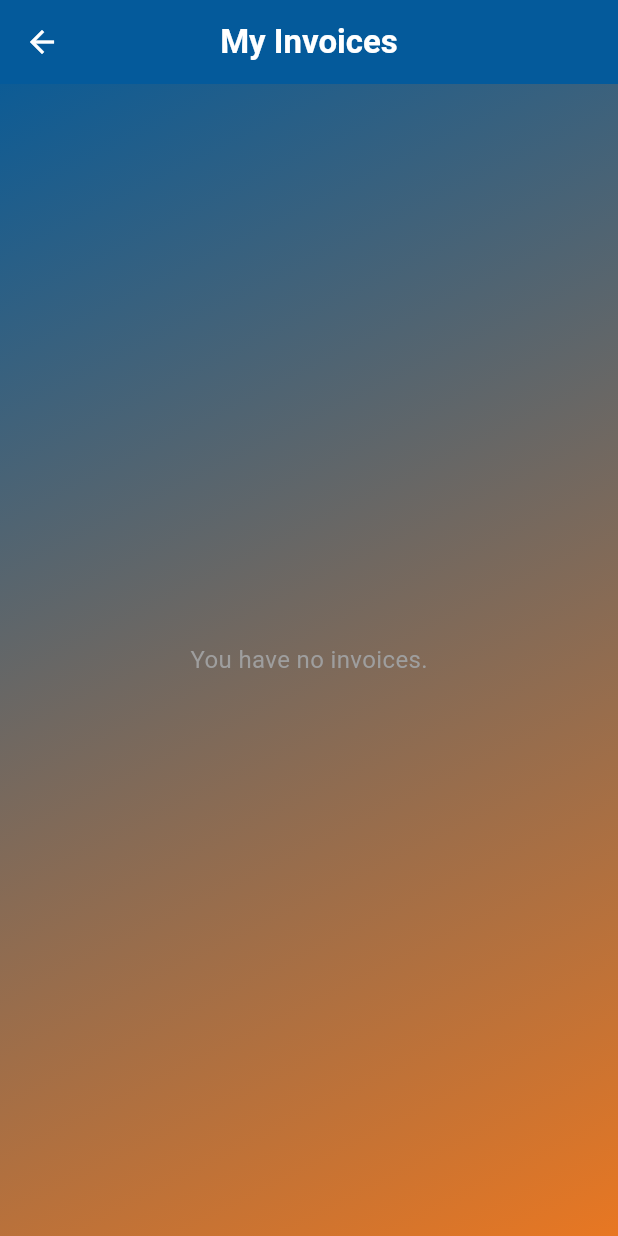
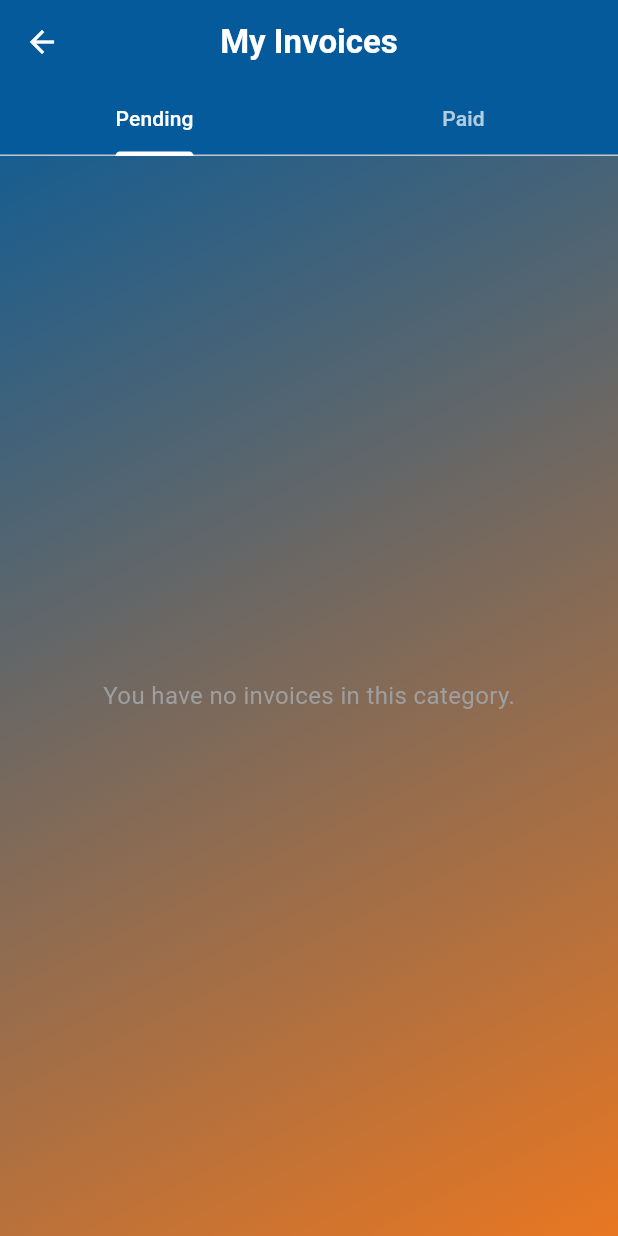
Before and after one commit to raviranjanbsy/school_pole_star, a Flutter app: the MyInvoicesPage screen opened directly, on a phone screen of 412 x 824 dp. Run offline on Flutter 3.47's test engine with Material 3 defaults, Android fonts, the phone set to English and light mode, and no system bars; our stand-ins replace cached_network_image, cloud_functions, csv, equatable, file_picker, firebase_auth and 12 more; missing offline and left inert: flutter_stripe; accounts and stored records are empty; generated files the repository leaves out were written again; Roboto replaces fonts that are missing (Poppins).

Commit message:
0811_student_invoice_tab

```diff
--- a/lib/ui/my_invoices_page.dart
+++ b/lib/ui/my_invoices_page.dart
@@ -7,11 +7,31 @@ import 'package:school_management/model_class/invoice.dart';
 import 'package:school_management/providers/invoice_provider.dart';
 import 'package:school_management/widgets/gradient_container.dart';
 
-class MyInvoicesPage extends ConsumerWidget {
+class MyInvoicesPage extends ConsumerStatefulWidget {
   const MyInvoicesPage({super.key});
 
   @override
-  Widget build(BuildContext context, WidgetRef ref) {
+  ConsumerState<MyInvoicesPage> createState() => _MyInvoicesPageState();
+}
+
+class _MyInvoicesPageState extends ConsumerState<MyInvoicesPage>
+    with SingleTickerProviderStateMixin {
+  late TabController _tabController;
+
+  @override
+  void initState() {
+    super.initState();
+    _tabController = TabController(length: 2, vsync: this);
+  }
+
+  @override
+  void dispose() {
+    _tabController.dispose();
+    super.dispose();
+  }
+
+  @override
+  Widget build(BuildContext context) {
     final invoicesAsyncValue = ref.watch(myInvoicesProvider);
 
     return GradientContainer(
@@ -19,23 +39,33 @@ class MyInvoicesPage extends ConsumerWidget {
         backgroundColor: Colors.transparent,
         appBar: AppBar(
           title: const Text('My Invoices'),
+          bottom: TabBar(
+            controller: _tabController,
+            labelColor: Colors.white,
+            unselectedLabelColor: Colors.white70,
+            tabs: const [
+              Tab(text: 'Pending'),
+              Tab(text: 'Paid'),
+            ],
+          ),
         ),
         body: invoicesAsyncValue.when(
           data: (invoices) {
-            if (invoices.isEmpty) {
-              return const Center(
-                child: Text(
-                  'You have no invoices.',
-                  style: TextStyle(fontSize: 16, color: Colors.grey),
-                ),
-              );
-            }
-            return ListView.builder(
-              padding: const EdgeInsets.all(8.0),
-              itemCount: invoices.length,
-              itemBuilder: (context, index) {
-                return InvoiceTile(invoice: invoices[index]);
-              },
+            final pendingInvoices = invoices
+                .where((invoice) =>
+                    invoice.status.toLowerCase() == 'pending' ||
+                    invoice.status.toLowerCase() == 'overdue')
+                .toList();
+            final paidInvoices = invoices
+                .where((invoice) => invoice.status.toLowerCase() == 'paid')
+                .toList();
+
+            return TabBarView(
+              controller: _tabController,
+              children: [
+                _buildInvoicesList(pendingInvoices),
+                _buildInvoicesList(paidInvoices),
+              ],
             );
           },
           loading: () => const Center(child: CircularProgressIndicator()),
@@ -44,6 +74,24 @@ class MyInvoicesPage extends ConsumerWidget {
           ),
         ),
       ),
+    );
+  }
+
+  Widget _buildInvoicesList(List<Invoice> invoices) {
+    if (invoices.isEmpty) {
+      return const Center(
+        child: Text(
+          'You have no invoices in this category.',
+          style: TextStyle(fontSize: 16, color: Colors.grey),
+        ),
+      );
+    }
+    return ListView.builder(
+      padding: const EdgeInsets.all(8.0),
+      itemCount: invoices.length,
+      itemBuilder: (context, index) {
+        return InvoiceTile(invoice: invoices[index]);
+      },
     );
   }
 }
```
